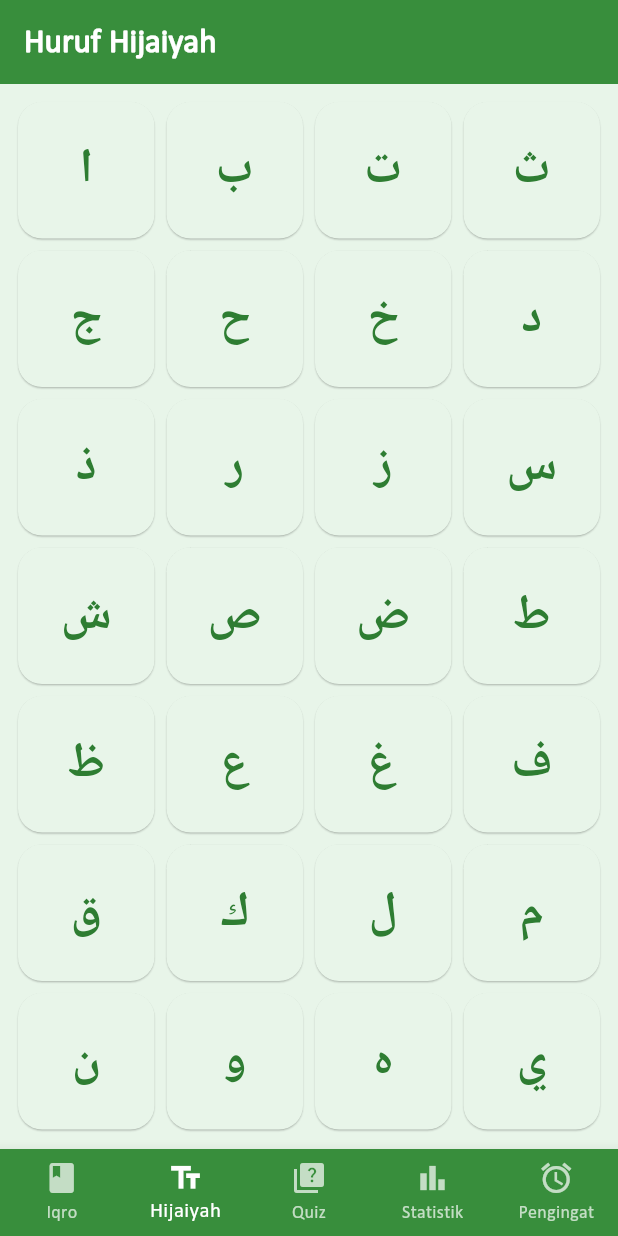
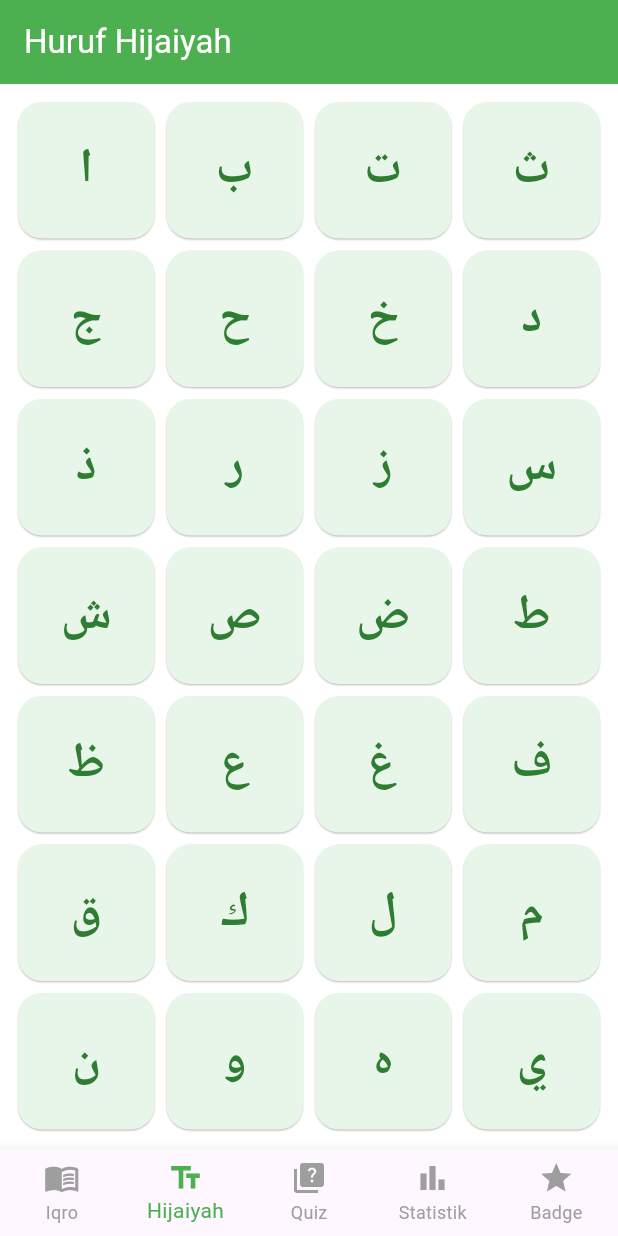
Before and after one commit to ddamar798/Qiraati_backup, a Flutter app: the screen it shows after launch, item 2 of the bottom bar chosen, on a phone screen of 412 x 824 dp. Run offline on Flutter 3.47's test engine with Material 3 defaults, Android fonts, the phone set to English and light mode, and no system bars; our stand-ins replace audioplayers, shared_preferences; missing offline and left inert: syncfusion_flutter_pdfviewer; statements that could not run were skipped.

Commit message:
feat: hasil rollback

```diff
--- a/lib/main.dart
+++ b/lib/main.dart
@@ -1,13 +1,12 @@
 import 'package:flutter/material.dart';
-
-// Screens
 import 'screens/iqro_screen.dart';
 import 'screens/hijaiyah_screen.dart';
 import 'screens/quiz_screen.dart';
-import 'screens/statistics_screen.dart';
-import 'screens/reminder_screen.dart';
+import 'screens/stats_screen.dart';
+import 'screens/badge_screen.dart';
 
 void main() {
+  WidgetsFlutterBinding.ensureInitialized();
   runApp(const QiraatiApp());
 }
 
@@ -17,103 +16,60 @@ class QiraatiApp extends StatelessWidget {
   @override
   Widget build(BuildContext context) {
     return MaterialApp(
+      debugShowCheckedModeBanner: false,
       title: 'Qiraati',
-      debugShowCheckedModeBanner: false,
       theme: ThemeData(
         primarySwatch: Colors.green,
-        scaffoldBackgroundColor: Colors.green[50],
-        appBarTheme: AppBarTheme(
-          backgroundColor: Colors.green[700],
+        scaffoldBackgroundColor: Colors.white,
+        appBarTheme: const AppBarTheme(
+          backgroundColor: Colors.green,
           foregroundColor: Colors.white,
           elevation: 0,
-          titleTextStyle: TextStyle(
-            fontFamily: 'LpmqisepMisbah', // font Islamik
-            fontSize: 22,
-            fontWeight: FontWeight.bold,
-          ),
-        ),
-        cardTheme: const CardTheme(
-          elevation: 4,
-          margin: EdgeInsets.all(8),
-          shape: RoundedRectangleBorder(
-            borderRadius: BorderRadius.all(Radius.circular(16)),
-          ),
-        ),
-        textTheme: const TextTheme(
-          bodyMedium: TextStyle(
-            fontSize: 16,
-            fontFamily: 'LpmqisepMisbah',
-          ),
         ),
       ),
-      home: const MainNavigation(),
+      home: const _MainNav(),
     );
   }
 }
 
-class MainNavigation extends StatefulWidget {
-  const MainNavigation({super.key});
+class _MainNav extends StatefulWidget {
+  const _MainNav({super.key});
 
   @override
-  State<MainNavigation> createState() => _MainNavigationState();
+  State<_MainNav> createState() => _MainNavState();
 }
 
-class _MainNavigationState extends State<MainNavigation> {
-  int _selectedIndex = 0;
+class _MainNavState extends State<_MainNav> {
+  int _index = 0;
 
-  // ✅ Lengkapkan dengan parameter yg benar
-  final List<Widget> _screens = [
-    IqroScreen(
+  // Gunakan IndexedStack agar state tiap screen tidak reset saat pindah tab.
+  late final List<Widget> _screens = [
+    const IqroScreen(
       jilid: 1,
-      pdfAssetPath: 'assets/pdf/iqro1.pdf',
+      pdfAssetPath: 'assets/pdf/iqro_jilid1.pdf',
     ),
     const HijaiyahScreen(),
     const QuizScreen(),
-    const StatisticsScreen(),
-    const ReminderScreen(), // sudah dibuat di screens/reminder_screen.dart
+    const StatsScreen(),
+    const BadgeScreen(),
   ];
-
-  void _onItemTapped(int index) {
-    setState(() {
-      _selectedIndex = index;
-    });
-  }
 
   @override
   Widget build(BuildContext context) {
     return Scaffold(
-      body: IndexedStack(
-        index: _selectedIndex,
-        children: _screens,
-      ),
+      body: IndexedStack(index: _index, children: _screens),
       bottomNavigationBar: BottomNavigationBar(
         type: BottomNavigationBarType.fixed,
-        backgroundColor: Colors.green[700],
-        selectedItemColor: Colors.white,
-        unselectedItemColor: Colors.white70,
-        currentIndex: _selectedIndex,
-        onTap: _onItemTapped,
+        currentIndex: _index,
+        selectedItemColor: Colors.green,
+        unselectedItemColor: Colors.grey,
+        onTap: (i) => setState(() => _index = i),
         items: const [
-          BottomNavigationBarItem(
-            icon: Icon(Icons.book),
-            label: "Iqro",
-          ),
-          BottomNavigationBarItem(
-            icon: Icon(Icons.text_fields),
-            label: "Hijaiyah",
-          ),
-          BottomNavigationBarItem(
-            icon: Icon(Icons.quiz),
-            label: "Quiz",
-          ),
-          BottomNavigationBarItem(
-            icon: Icon(Icons.bar_chart),
-            label: "Statistik",
-          ),
-          BottomNavigationBarItem(
-            icon: Icon(Icons.alarm),
-            label: "Pengingat",
-          ),
+          BottomNavigationBarItem(icon: Icon(Icons.menu_book), label: 'Iqro'),
+          BottomNavigationBarItem(icon: Icon(Icons.text_fields), label: 'Hijaiyah'),
+          BottomNavigationBarItem(icon: Icon(Icons.quiz), label: 'Quiz'),
+          BottomNavigationBarItem(icon: Icon(Icons.bar_chart), label: 'Statistik'),
+          BottomNavigationBarItem(icon: Icon(Icons.star), label: 'Badge'),
         ],
       ),
     );
```
